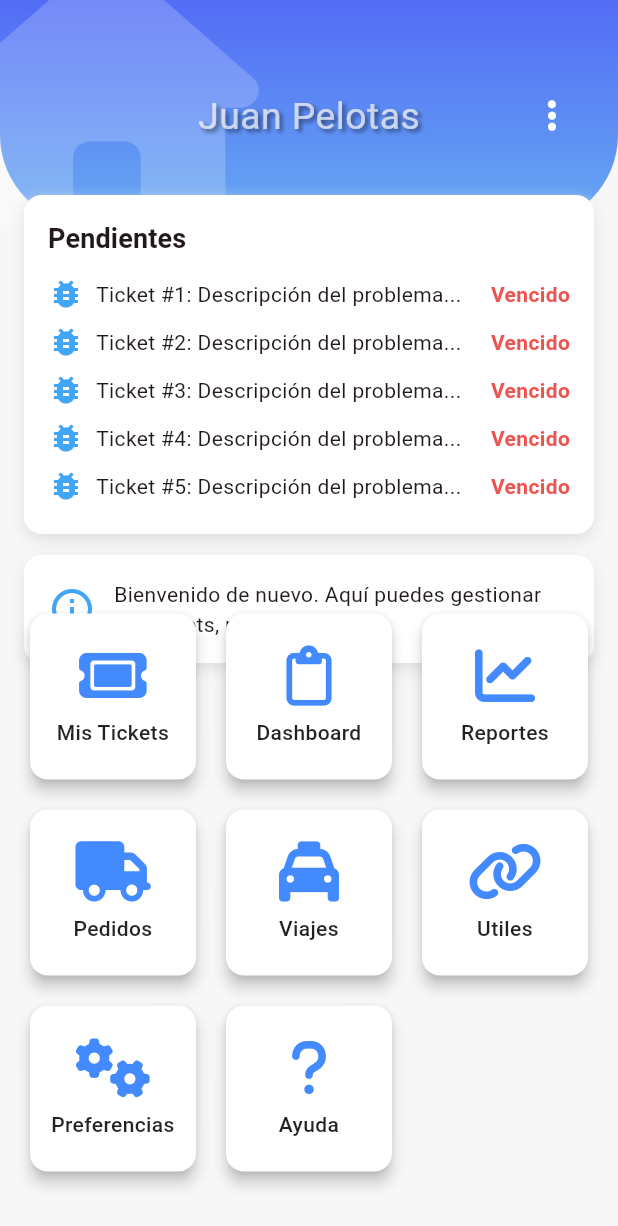
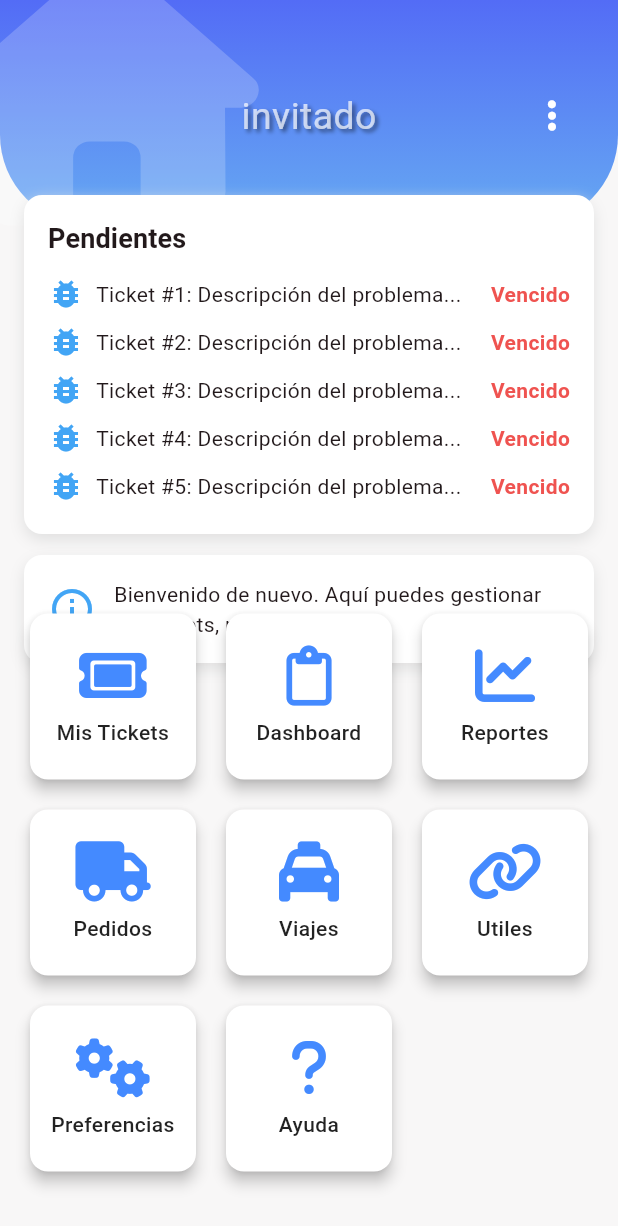
Before and after one commit to zeam2003/int_app, a Flutter app: the CentralScreen screen opened by its route, on a phone screen of 412 x 824 dp. Shown: the top 1226 px of the screen. Run offline on Flutter 3.47's test engine with Material 3 defaults, Android fonts, the light colour scheme and no system bars; our stand-ins replace dio, flutter_dotenv, flutter_riverpod, font_awesome_flutter, formz, go_router and 2 more; accounts and stored records are empty; statements that could not run were skipped.

Commit message:
avances del menu

```diff
--- a/lib/features/auth/presentation/providers/auth_provider.dart
+++ b/lib/features/auth/presentation/providers/auth_provider.dart
@@ -58,14 +58,14 @@ class AuthNotifier extends StateNotifier<AuthState> {
   }
 
   void _setLoggedUser( User user) async {
-
+    //print('Settings logged user: $user.glpiFriendlyname');
     await keyValueStorageService.setKeyValue('token', user.sessionToken);
     state = state.copyWith(
       user: user,
       errorMessage: '',
       authStatus: AuthStatus.authenticated,
     );
-
+    //print('Settings logged copy: $user.glpiFriendlyname');
   }
 
   Future<void> logout([String? errorMessage]) async {
--- a/lib/features/dashboard/central_screen.dart
+++ b/lib/features/dashboard/central_screen.dart
@@ -1,16 +1,25 @@
 
 import 'package:flutter/material.dart';
+import 'package:flutter_riverpod/flutter_riverpod.dart';
 import 'package:font_awesome_flutter/font_awesome_flutter.dart';
+import 'package:int_app/features/auth/domain/entities/user.dart';
+import 'package:int_app/features/auth/presentation/providers/auth_provider.dart';
 import 'package:int_app/features/shared/shared.dart';
 
 
-class CentralScreen extends StatelessWidget {
+class CentralScreen extends ConsumerWidget {
   const CentralScreen({super.key});
 
   @override
-  Widget build(BuildContext context) {
+  Widget build(BuildContext context, WidgetRef ref) {
 
     final scaffoldKey = GlobalKey<ScaffoldState>();
+
+    final authState= ref.watch(authProvider);
+
+    final user = authState.user;
+    //print(user?.glpiActiveprofilename);
+    //print(authState);
 
     return Scaffold(
       drawer: SideMenu( scaffoldKey: scaffoldKey ),
@@ -23,9 +32,9 @@ class CentralScreen extends StatelessWidget {
           )
         ],
       ), */
-      body: const Stack(
+      body:  Stack(
         children: [
-          _HeaderDashboad(),
+          _HeaderDashboad(user),
           Positioned(
             top:130,
             left:16,
@@ -54,13 +63,15 @@ class CentralScreen extends StatelessWidget {
 }
 
 class _HeaderDashboad extends StatelessWidget {
-  const _HeaderDashboad();
+  final User? user;
+  const _HeaderDashboad(this.user);
+
 
   @override
   Widget build(BuildContext context) {
     return Stack(
       children: [
-         _HeaderInnerDash(),
+         _HeaderInnerDash(user:user),
       ]
 
 
@@ -72,16 +83,19 @@ class _HeaderDashboad extends StatelessWidget {
 }
 
 class _HeaderInnerDash extends StatelessWidget {
+  final User? user;
+
+  const _HeaderInnerDash({ this.user});
   @override
   Widget build(BuildContext context) {
     return Stack(
       children: [
-        const IconHeader(
+        IconHeader(
           icon: FontAwesomeIcons.house,
-          title: 'Juan Pelotas',
+          title: user?.glpiFirstname ?? 'invitado',
           //subtitulo: 'Selecciona una opción para empezar',
-          color2: Color(0xff66a9f2),
-          color1: Color(0xff536cf6),
+          color2: const Color(0xff66a9f2),
+          color1: const Color(0xff536cf6),
          ),
          Positioned(
           right: 0,
@@ -99,13 +113,3 @@ class _HeaderInnerDash extends StatelessWidget {
   }
 
 }
-
-
-class _ProductsView extends StatelessWidget {
-  const _ProductsView();
-
-  @override
-  Widget build(BuildContext context) {
-    return const Center(child: Text('Eres genial!'));
-  }
-}
```
Also changed, not shown: lib/features/auth/domain/entities/user.dart (+19 -1 lines), lib/features/auth/infraestructure/datasources/auth_datasource_impl.dart (+3 -69 lines), lib/features/auth/infraestructure/mappers/user_mapper.dart (+5 -5 lines).
